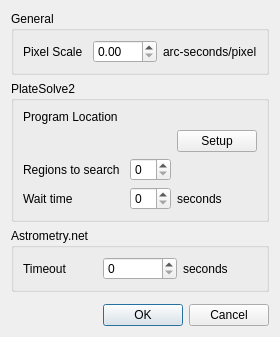
PythonAstroimagingSuite/pyastrometry, file pyastrometry_qt_settings.ui: the form before one commit.
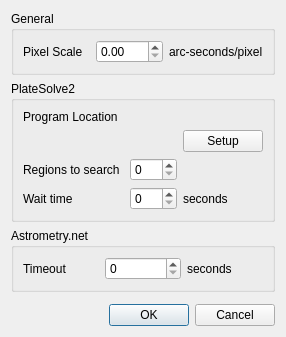
The form after the commit.

```diff
--- a/pyastrometry_qt_settings.ui
+++ b/pyastrometry_qt_settings.ui
@@ -61,7 +61,11 @@
        </widget>
       </item>
       <item row="2" column="2" colspan="2">
-       <widget class="QSpinBox" name="platesolve2_num_regions_spinbox"/>
+       <widget class="QSpinBox" name="platesolve2_num_regions_spinbox">
+        <property name="maximum">
+         <number>999</number>
+        </property>
+       </widget>
       </item>
       <item row="3" column="2" colspan="2">
        <widget class="QSpinBox" name="platesolve2_waittime_spinbox"/>
@@ -111,7 +115,11 @@
        </widget>
       </item>
       <item row="0" column="1">
-       <widget class="QSpinBox" name="astrometry_timeout_spinbox"/>
+       <widget class="QSpinBox" name="astrometry_timeout_spinbox">
+        <property name="maximum">
+         <number>999</number>
+        </property>
+       </widget>
       </item>
       <item row="0" column="2">
        <widget class="QLabel" name="label_7">
```
